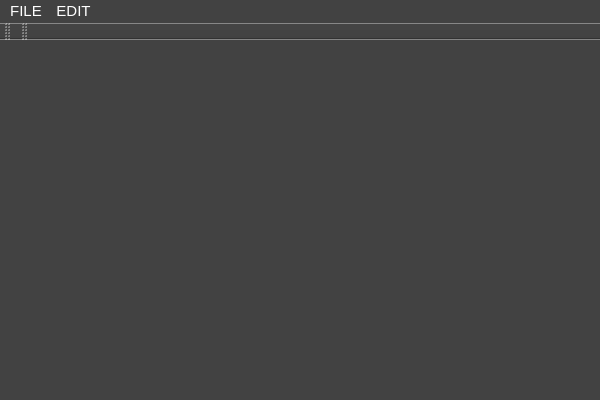
jozefmery/BlockEditor, file BlockEditor/MainWindow.ui: the form before one commit.
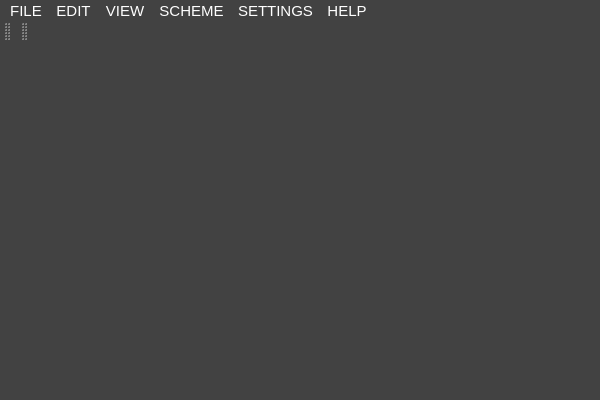
The form after the commit. Icons and pictures are not drawn.

Commit message: Changed menu style and added icons.

What changed in the file:
```diff
--- a/BlockEditor/MainWindow.ui
+++ b/BlockEditor/MainWindow.ui
@@ -69,12 +69,37 @@
      <string>EDIT</string>
     </property>
    </widget>
+   <widget class="QMenu" name="menuVIEW">
+    <property name="title">
+     <string>VIEW</string>
+    </property>
+   </widget>
+   <widget class="QMenu" name="menuSCHEME">
+    <property name="title">
+     <string>SCHEME</string>
+    </property>
+   </widget>
+   <widget class="QMenu" name="menuSETTINGS">
+    <property name="title">
+     <string>SETTINGS</string>
+    </property>
+   </widget>
+   <widget class="QMenu" name="menuHELP">
+    <property name="title">
+     <string>HELP</string>
+    </property>
+   </widget>
    <addaction name="menuFILE"/>
    <addaction name="menuEDIT"/>
+   <addaction name="menuVIEW"/>
+   <addaction name="menuSCHEME"/>
+   <addaction name="menuSETTINGS"/>
+   <addaction name="menuHELP"/>
   </widget>
   <widget class="QToolBar" name="controlToolBar">
    <property name="styleSheet">
-    <string notr="true"/>
+    <string notr="true">border: 0px;
+</string>
    </property>
    <property name="allowedAreas">
     <set>Qt::TopToolBarArea</set>
@@ -94,7 +119,7 @@
     <string>toolBar</string>
    </property>
    <property name="styleSheet">
-    <string notr="true"/>
+    <string notr="true">border: 0px;</string>
    </property>
    <property name="allowedAreas">
     <set>Qt::TopToolBarArea</set>
```
Left out of the diff: 162 changed lines with no effect on the pictures. The commit also changes 10 other files.
